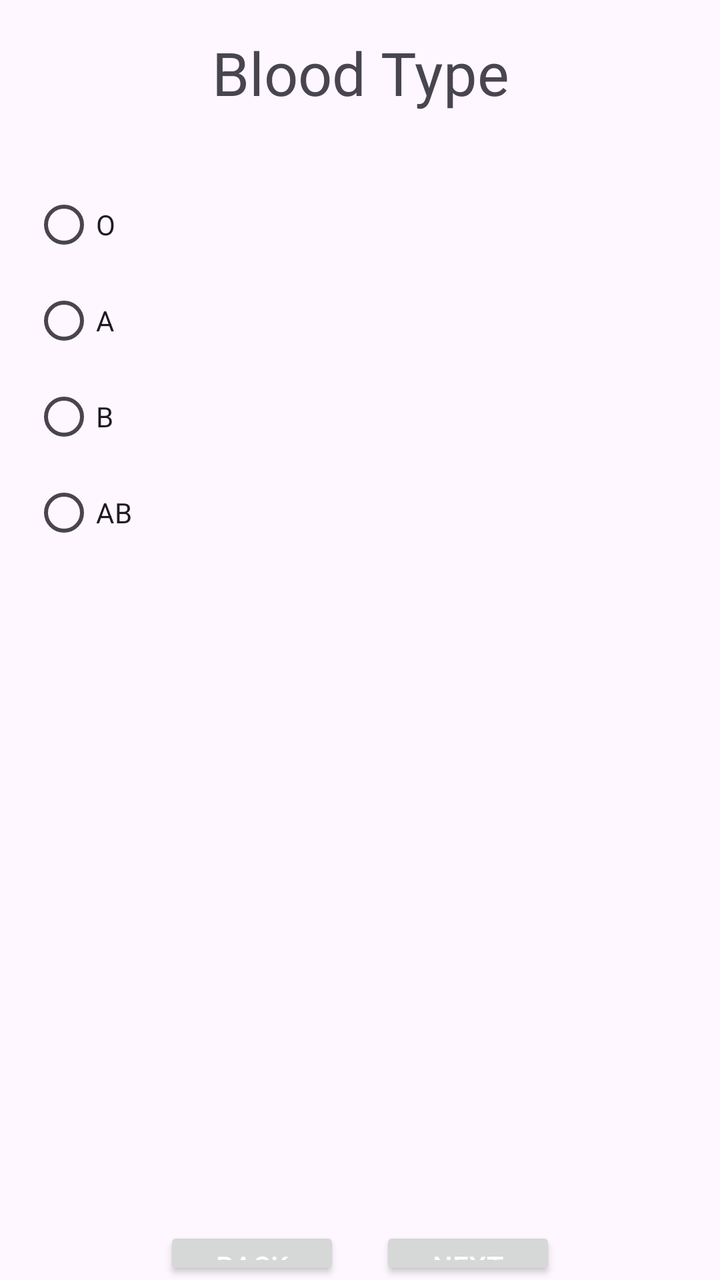
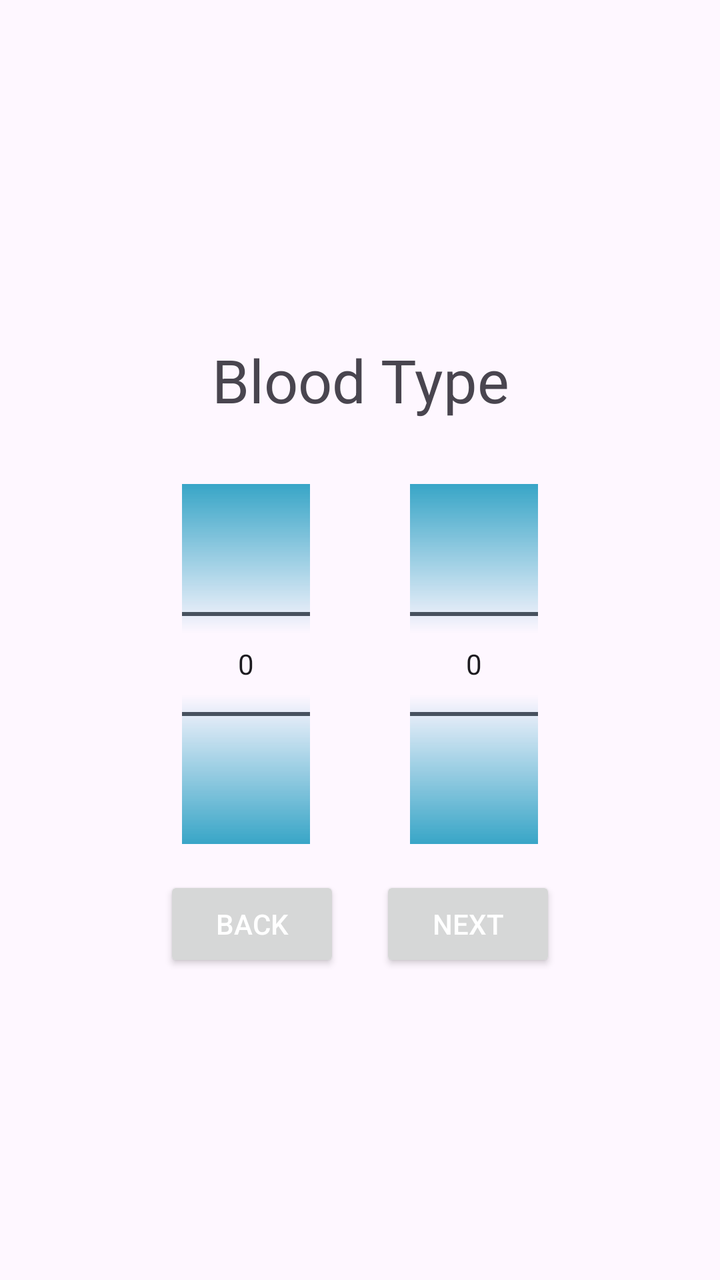

Before-and-after screenshots of an Android layout around one commit, followed by the original layout XML and the change that was made.
<!-- AndroidManifest.xml: application theme Theme.Shift -->
<!-- res/layout/activity_reg05.xml -->
<?xml version="1.0" encoding="utf-8"?>
<LinearLayout
    xmlns:android="http://schemas.android.com/apk/res/android"
    xmlns:tools="http:// schemas.android.com/tools"
    android:layout_width="match_parent"
    android:layout_height="match_parent"
    android:id="@+id/main"
    android:gravity="center"
    android:orientation="vertical">

    <TextView
        android:id="@+id/textView3"
        android:layout_width="match_parent"
        android:layout_height="wrap_content"
        android:layout_margin="16dp"
        android:textSize="30dp"
        android:text="Blood Type"
        android:gravity="center"/>


    <RadioGroup
        android:id="@+id/radioGroup"
        android:layout_width="match_parent"
        android:layout_height="509dp"
        android:layout_margin="16dp">

        <RadioButton
            android:id="@+id/blood_O"
            android:layout_width="match_parent"
            android:layout_height="wrap_content"
            android:text="O" />

        <RadioButton
            android:id="@+id/blood_A"
            android:layout_width="match_parent"
            android:layout_height="wrap_content"
            android:text="A" />

        <RadioButton
            android:id="@+id/blood_B"
            android:layout_width="match_parent"
            android:layout_height="wrap_content"
            android:text="B" />

        <RadioButton
            android:id="@+id/blood_AB"
            android:layout_width="match_parent"
            android:layout_height="wrap_content"
            android:text="AB" />
    </RadioGroup>

    <LinearLayout
        android:layout_width="match_parent"
        android:layout_height="wrap_content"
        android:gravity="center">

        <Button
            android:id="@+id/back"
            android:layout_width="wrap_content"
            android:layout_height="wrap_content"
            android:layout_gravity="center_horizontal"
            android:text="Back"
            android:textColor="@android:color/white" />

        <Button
            android:id="@+id/next"
            android:layout_width="wrap_content"
            android:layout_height="wrap_content"
            android:layout_gravity="center_horizontal"
            android:text="Next"
            android:layout_marginLeft="20dp"
            android:textColor="@android:color/white" />
    </LinearLayout>

</LinearLayout>
<!-- resources referenced by this layout -->
<resources>
  <style name="Theme.Shift" parent="Base.Theme.Shift" />
  <style name="Base.Theme.Shift" parent="Theme.Material3.DayNight.NoActionBar">
          
          
      </style>
</resources>

<!-- the commit's change to res/layout/activity_reg05.xml (unified diff, before → after) -->
@@ -18,36 +18,30 @@
         android:gravity="center"/>
 
 
-    <RadioGroup
-        android:id="@+id/radioGroup"
-        android:layout_width="match_parent"
-        android:layout_height="509dp"
-        android:layout_margin="16dp">
+    <LinearLayout
+        android:id="@+id/containerPicker"
+        android:layout_width="wrap_content"
+        android:layout_height="wrap_content"
+        android:layout_margin="16dp"
+        android:orientation="horizontal"
+        android:weightSum="2"
+        android:gravity="center">
 
-        <RadioButton
-            android:id="@+id/blood_O"
+        <NumberPicker
+            android:id="@+id/bloodPicker"
+            android:layout_width="wrap_content"
+            android:layout_height="wrap_content"
+            android:solidColor="#38a5c7"
+            android:layout_gravity="center"
+            android:layout_marginEnd="50dp"/>
+
+        <NumberPicker
+            android:id="@+id/plusMinusPicker"
             android:layout_width="match_parent"
             android:layout_height="wrap_content"
-            android:text="O" />
-
-        <RadioButton
-            android:id="@+id/blood_A"
-            android:layout_width="match_parent"
-            android:layout_height="wrap_content"
-            android:text="A" />
-
-        <RadioButton
-            android:id="@+id/blood_B"
-            android:layout_width="match_parent"
-            android:layout_height="wrap_content"
-            android:text="B" />
-
-        <RadioButton
-            android:id="@+id/blood_AB"
-            android:layout_width="match_parent"
-            android:layout_height="wrap_content"
-            android:text="AB" />
-    </RadioGroup>
+            android:solidColor="#38a5c7"
+            android:layout_gravity="center" />
+    </LinearLayout>
 
     <LinearLayout
         android:layout_width="match_parent"
